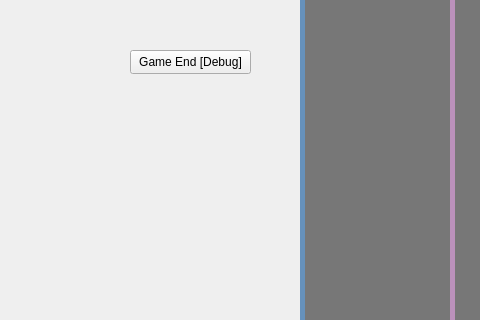
This is ui/PlayWidget.ui in njdldkl666699/Melody as Qt 5 draws it before an edit; both pictures show x 0 to 480 and y 0 to 320 of the 1200 by 675 pixel window. The edited form follows.
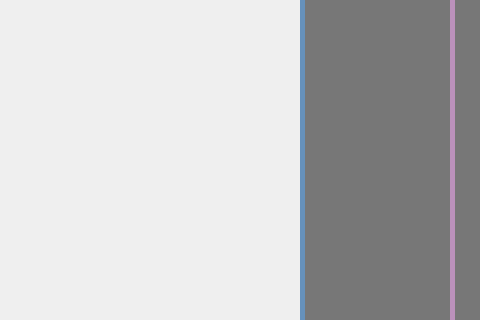
This is the edited form. Icons and pictures are not drawn.

Commit message: 优化PlayWidget里的提前结束按钮，现在在Debug下会直接显示，Release下在音乐结束后如果还有note时显示

```diff
--- a/ui/PlayWidget.ui
+++ b/ui/PlayWidget.ui
@@ -81,14 +81,42 @@
   <widget class="QPushButton" name="pushButton_debug">
    <property name="geometry">
     <rect>
-     <x>130</x>
-     <y>50</y>
-     <width>121</width>
-     <height>24</height>
+     <x>120</x>
+     <y>20</y>
+     <width>64</width>
+     <height>64</height>
     </rect>
    </property>
+   <property name="minimumSize">
+    <size>
+     <width>64</width>
+     <height>64</height>
+    </size>
+   </property>
+   <property name="maximumSize">
+    <size>
+     <width>64</width>
+     <height>64</height>
+    </size>
+   </property>
+   <property name="styleSheet">
+    <string notr="true">QPushButton
+{
+	background-image:url(./res/icon/fastForward_black_64x.png);
+	border:0px;
+}
+
+QPushButton:pressed
+{
+	background-image:url(./res/icon/fastForward_white_64x.png);
+	border:0px;
+}</string>
+   </property>
    <property name="text">
-    <string>Game End [Debug]</string>
+    <string/>
+   </property>
+   <property name="flat">
+    <bool>true</bool>
    </property>
   </widget>
   <widget class="QLabel" name="background">
```
Left out of the diff: 4 changed lines with no effect on the pictures. The commit also changes 5 other files.
